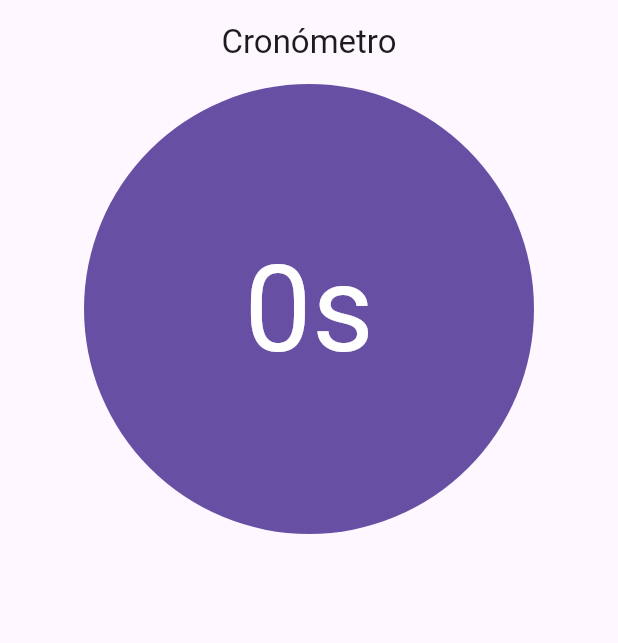
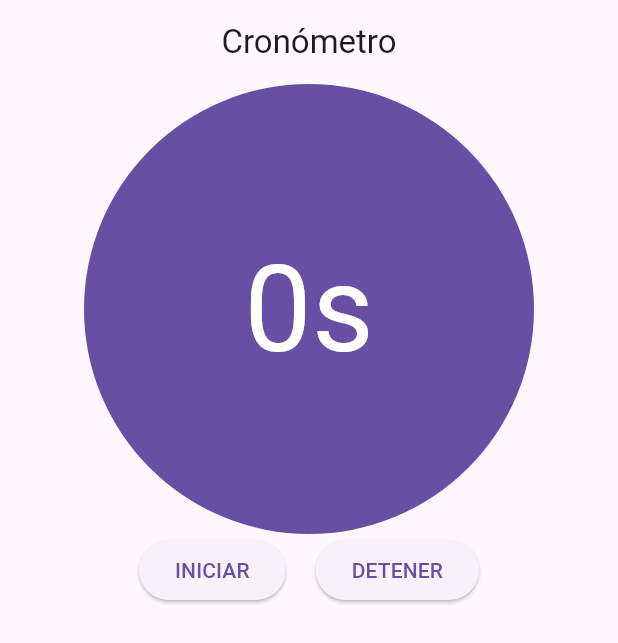
Before and after one commit to BionicHawk/cronometro, a Flutter app: the screen it shows after launch, on a phone screen of 412 x 824 dp. Shown: the top 643 px of the screen. Run offline on Flutter 3.47's test engine with Material 2 defaults, Android fonts, the phone set to English and light mode, and no system bars.

Commit message:
Botones sin la logica

```diff
--- a/lib/main.dart
+++ b/lib/main.dart
@@ -49,12 +49,23 @@ class _CronometerState extends State<Cronometer> {
             ),
           ),
         ),
-        const Row(
+         Row(
+          mainAxisAlignment: MainAxisAlignment.center,
           children: [
-            //
-            // Acá van los botones
-            //
-          ],
+            ElevatedButton(
+              onPressed: () {
+                // Lógica para el primer botón
+              },
+              child: Text("INICIAR"),
+            ),
+            SizedBox(width: 20),
+            ElevatedButton(
+              onPressed: () {
+                // Lógica para el segundo botón
+              },
+              child: Text("DETENER"),
+            ),
+          ], //children
         )
       ],
     );
```
